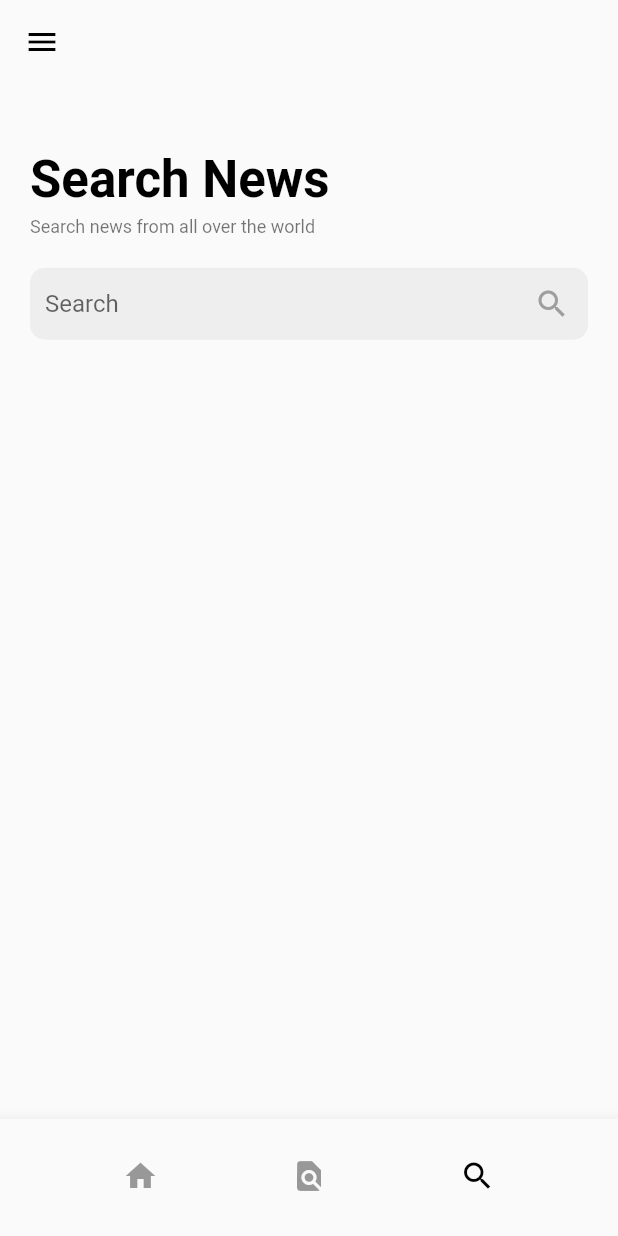
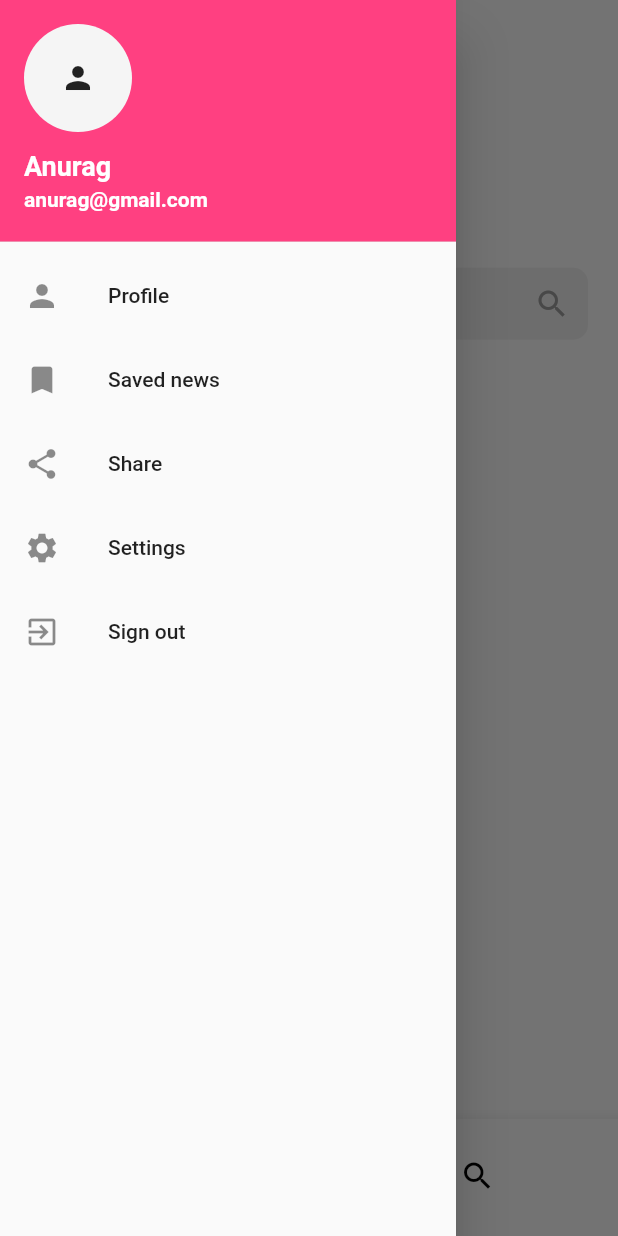
Before and after one commit to SINGH202/flutter-news-app, a Flutter app: the SearchScreen screen opened by its route, with the side drawer open (before the commit the screen has no drawer), on a phone screen of 412 x 824 dp. Run offline on Flutter 3.47's test engine with Material 2 defaults, Android fonts, the phone set to English and light mode, and no system bars; network calls fail.

Commit message:
Added sideNavbar.

```diff
--- a/lib/screens/search_screen.dart
+++ b/lib/screens/search_screen.dart
@@ -4,6 +4,7 @@ import 'package:flutter/material.dart';
 
 import '../widgets/bottom_nav_bar.dart';
 import '../widgets/image_container.dart';
+import '../widgets/side_nav_bar.dart';
 import 'screens.dart';
 
 class SearchScreen extends StatefulWidget {
@@ -21,16 +22,10 @@ class _SearchScreenState extends State<SearchScreen> {
   @override
   Widget build(BuildContext context) {
     return Scaffold(
+      drawer: const SideNavbar(),
       appBar: AppBar(
         backgroundColor: Colors.transparent,
         elevation: 0,
-        leading: IconButton(
-          onPressed: () {},
-          icon: const Icon(
-            Icons.menu,
-            color: Colors.black,
-          ),
-        ),
       ),
       bottomNavigationBar: const BottomNavBar(index: 2),
       extendBodyBehindAppBar: true,
@@ -100,7 +95,7 @@ class _SearchScreenState extends State<SearchScreen> {
 
   void getData(String type) async {
     var url =
-        'https://newsapi.org/v2/top-headlines?q=${type}&in&apiKey=ee4a702063ae41aca93a1db458b481ab';
+        'https://newsapi.org/v2/top-headlines?q=${type}&in&apiKey=16c6985c8c9541eabafd1e36f35537f8';
     var response = await get(Uri.parse(url));
 
     if (response.statusCode == 200) {
--- /dev/null
+++ b/lib/widgets/side_nav_bar.dart
@@ -0,0 +1,63 @@
+import 'package:flutter/material.dart';
+
+class SideNavbar extends StatelessWidget {
+  const SideNavbar({super.key});
+
+  @override
+  Widget build(BuildContext context) {
+    return Drawer(
+      child: ListView(
+        padding: EdgeInsets.zero,
+        children: [
+          const UserAccountsDrawerHeader(
+            accountName: Text(
+              "Anurag",
+              style: TextStyle(
+                  color: Colors.white,
+                  fontSize: 18,
+                  fontWeight: FontWeight.w600),
+            ),
+            accountEmail: Text(
+              "anurag@gmail.com",
+              style: TextStyle(
+                  color: Colors.white,
+                  fontSize: 14,
+                  fontWeight: FontWeight.w600),
+            ),
+            currentAccountPicture: CircleAvatar(
+              child: ClipOval(
+                child: Icon(Icons.person),
+              ),
+            ),
+            decoration: BoxDecoration(color: Colors.pinkAccent),
+          ),
+          ListTile(
+            leading: const Icon(Icons.person),
+            title: const Text("Profile"),
+            onTap: () {},
+          ),
+          ListTile(
+            leading: const Icon(Icons.bookmark),
+            title: const Text("Saved news"),
+            onTap: () {},
+          ),
+          ListTile(
+            leading: const Icon(Icons.share),
+            title: const Text("Share"),
+            onTap: () {},
+          ),
+          ListTile(
+            leading: const Icon(Icons.settings),
+            title: const Text("Settings"),
+            onTap: () {},
+          ),
+          ListTile(
+            leading: const Icon(Icons.exit_to_app),
+            title: const Text("Sign out"),
+            onTap: () {},
+          ),
+        ],
+      ),
+    );
+  }
+}
```
Also changed, not shown: lib/screens/discover_screen.dart (+3 -8 lines), lib/screens/home_screen.dart (+4 -8 lines), 3 other files.
